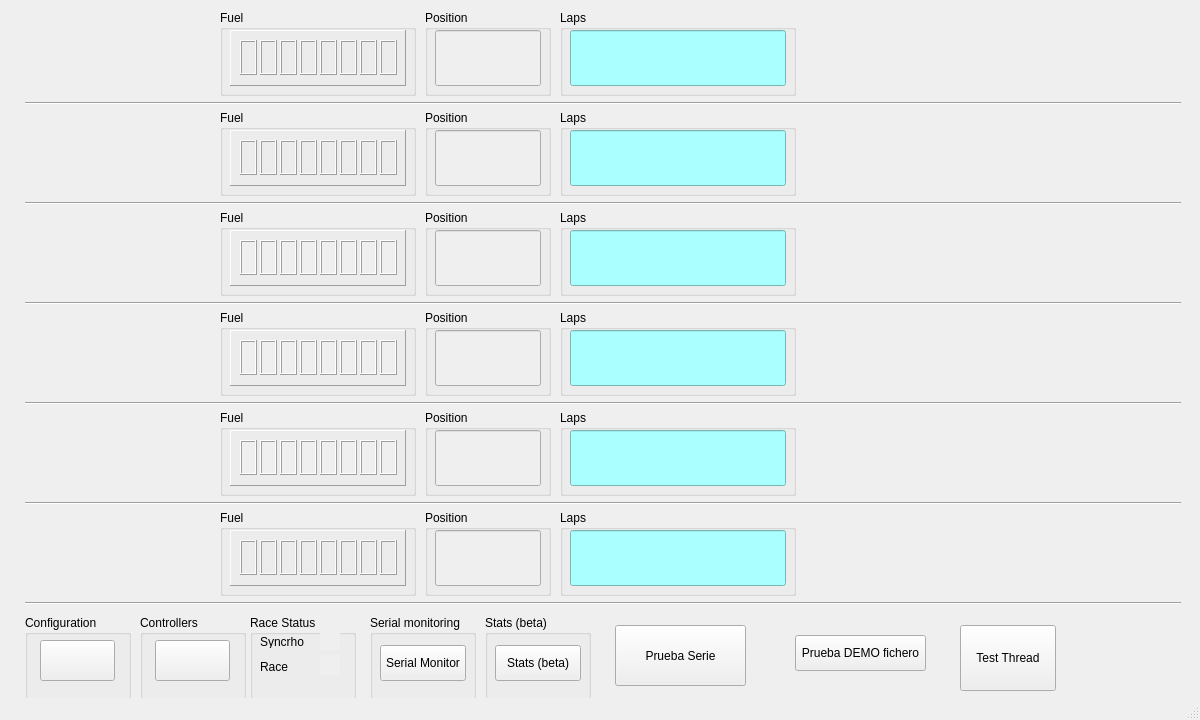
Above: src/mainwindow.ui from frechilla/qslotracing before the change. Below: the same form after it.
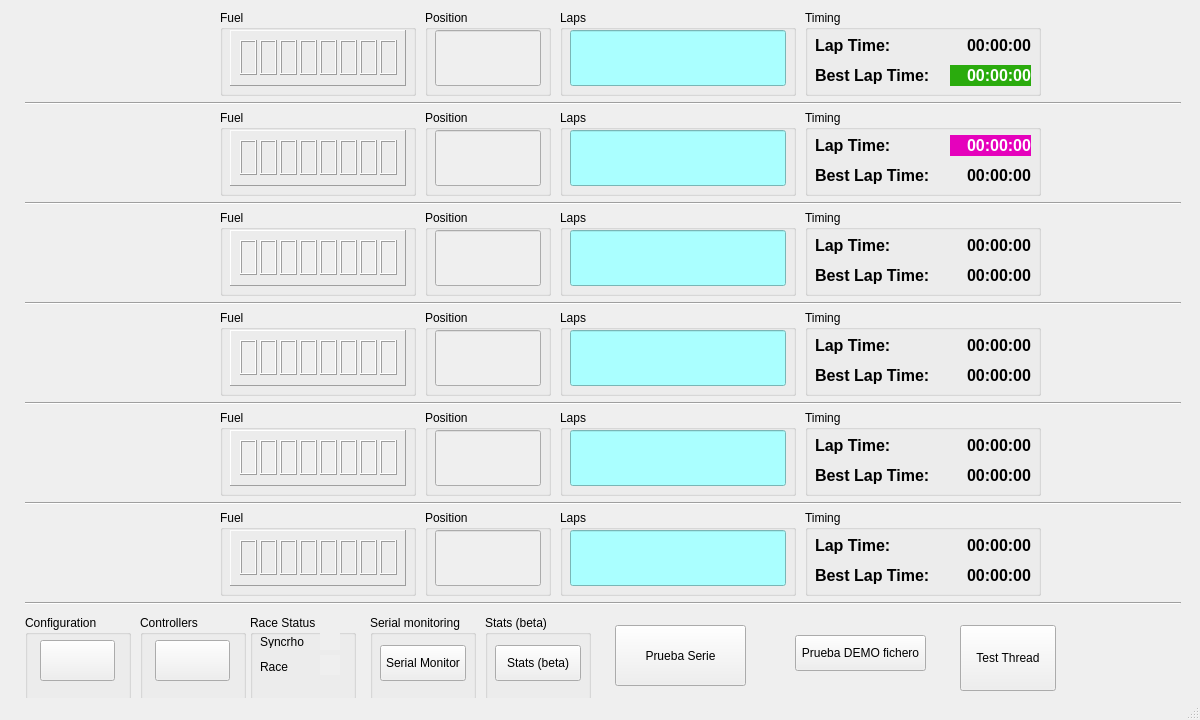
That is the form after the change. Icons and pictures are not drawn.

Commit message: WIP: timing decoding in progress...

What changed in the file:
```diff
--- a/src/mainwindow.ui
+++ b/src/mainwindow.ui
@@ -2150,6 +2150,638 @@
      <string>Test Thread</string>
     </property>
    </widget>
+   <widget class="QGroupBox" name="groupBox_24">
+    <property name="geometry">
+     <rect>
+      <x>805</x>
+      <y>10</y>
+      <width>236</width>
+      <height>86</height>
+     </rect>
+    </property>
+    <property name="title">
+     <string>Timing</string>
+    </property>
+    <widget class="QLabel" name="label_3">
+     <property name="geometry">
+      <rect>
+       <x>10</x>
+       <y>25</y>
+       <width>86</width>
+       <height>21</height>
+      </rect>
+     </property>
+     <property name="font">
+      <font>
+       <family>Arial</family>
+       <pointsize>12</pointsize>
+       <weight>75</weight>
+       <bold>true</bold>
+      </font>
+     </property>
+     <property name="text">
+      <string>Lap Time:</string>
+     </property>
+    </widget>
+    <widget class="QLabel" name="label_4">
+     <property name="geometry">
+      <rect>
+       <x>10</x>
+       <y>55</y>
+       <width>121</width>
+       <height>21</height>
+      </rect>
+     </property>
+     <property name="font">
+      <font>
+       <family>Arial</family>
+       <pointsize>12</pointsize>
+       <weight>75</weight>
+       <bold>true</bold>
+      </font>
+     </property>
+     <property name="text">
+      <string>Best Lap Time:</string>
+     </property>
+    </widget>
+    <widget class="QLabel" name="labelBest1">
+     <property name="geometry">
+      <rect>
+       <x>145</x>
+       <y>55</y>
+       <width>81</width>
+       <height>21</height>
+      </rect>
+     </property>
+     <property name="font">
+      <font>
+       <family>Arial</family>
+       <pointsize>12</pointsize>
+       <weight>75</weight>
+       <bold>true</bold>
+      </font>
+     </property>
+     <property name="styleSheet">
+      <string notr="true">background-color: rgb(42, 171, 13);
+color: rgb(255, 255, 255);</string>
+     </property>
+     <property name="text">
+      <string>00:00:00</string>
+     </property>
+     <property name="alignment">
+      <set>Qt::AlignRight|Qt::AlignTrailing|Qt::AlignVCenter</set>
+     </property>
+     <property name="margin">
+      <number>2</number>
+     </property>
+    </widget>
+    <widget class="QLabel" name="labelTime1">
+     <property name="geometry">
+      <rect>
+       <x>145</x>
+       <y>25</y>
+       <width>81</width>
+       <height>21</height>
+      </rect>
+     </property>
+     <property name="font">
+      <font>
+       <family>Arial</family>
+       <pointsize>12</pointsize>
+       <weight>75</weight>
+       <bold>true</bold>
+      </font>
+     </property>
+     <property name="text">
+      <string>00:00:00</string>
+     </property>
+     <property name="alignment">
+      <set>Qt::AlignRight|Qt::AlignTrailing|Qt::AlignVCenter</set>
+     </property>
+    </widget>
+   </widget>
+   <widget class="QGroupBox" name="groupBox_25">
+    <property name="geometry">
+     <rect>
+      <x>805</x>
+      <y>110</y>
+      <width>236</width>
+      <height>86</height>
+     </rect>
+    </property>
+    <property name="title">
+     <string>Timing</string>
+    </property>
+    <widget class="QLabel" name="label_5">
+     <property name="geometry">
+      <rect>
+       <x>10</x>
+       <y>25</y>
+       <width>86</width>
+       <height>21</height>
+      </rect>
+     </property>
+     <property name="font">
+      <font>
+       <family>Arial</family>
+       <pointsize>12</pointsize>
+       <weight>75</weight>
+       <bold>true</bold>
+      </font>
+     </property>
+     <property name="text">
+      <string>Lap Time:</string>
+     </property>
+    </widget>
+    <widget class="QLabel" name="label_6">
+     <property name="geometry">
+      <rect>
+       <x>10</x>
+       <y>55</y>
+       <width>121</width>
+       <height>21</height>
+      </rect>
+     </property>
+     <property name="font">
+      <font>
+       <family>Arial</family>
+       <pointsize>12</pointsize>
+       <weight>75</weight>
+       <bold>true</bold>
+      </font>
+     </property>
+     <property name="text">
+      <string>Best Lap Time:</string>
+     </property>
+    </widget>
+    <widget class="QLabel" name="labelBest2">
+     <property name="geometry">
+      <rect>
+       <x>145</x>
+       <y>55</y>
+       <width>81</width>
+       <height>21</height>
+      </rect>
+     </property>
+     <property name="font">
+      <font>
+       <family>Arial</family>
+       <pointsize>12</pointsize>
+       <weight>75</weight>
+       <bold>true</bold>
+      </font>
+     </property>
+     <property name="text">
+      <string>00:00:00</string>
+     </property>
+     <property name="alignment">
+      <set>Qt::AlignRight|Qt::AlignTrailing|Qt::AlignVCenter</set>
+     </property>
+    </widget>
+    <widget class="QLabel" name="labelTime2">
+     <property name="geometry">
+      <rect>
+       <x>145</x>
+       <y>25</y>
+       <width>81</width>
+       <height>21</height>
+      </rect>
+     </property>
+     <property name="font">
+      <font>
+       <family>Arial</family>
+       <pointsize>12</pointsize>
+       <weight>75</weight>
+       <bold>true</bold>
+      </font>
+     </property>
+     <property name="styleSheet">
+      <string notr="true">background-color: rgb(229, 2, 188);
+color: rgb(255, 255, 255);</string>
+     </property>
+     <property name="text">
+      <string>00:00:00</string>
+     </property>
+     <property name="alignment">
+      <set>Qt::AlignRight|Qt::AlignTrailing|Qt::AlignVCenter</set>
+     </property>
+     <property name="margin">
+      <number>2</number>
+     </property>
+    </widget>
+   </widget>
+   <widget class="QGroupBox" name="groupBox_26">
+    <property name="geometry">
+     <rect>
+      <x>805</x>
+      <y>210</y>
+      <width>236</width>
+      <height>86</height>
+     </rect>
+    </property>
+    <property name="title">
+     <string>Timing</string>
+    </property>
+    <widget class="QLabel" name="label_7">
+     <property name="geometry">
+      <rect>
+       <x>10</x>
+       <y>25</y>
+       <width>86</width>
+       <height>21</height>
+      </rect>
+     </property>
+     <property name="font">
+      <font>
+       <family>Arial</family>
+       <pointsize>12</pointsize>
+       <weight>75</weight>
+       <bold>true</bold>
+      </font>
+     </property>
+     <property name="text">
+      <string>Lap Time:</string>
+     </property>
+    </widget>
+    <widget class="QLabel" name="label_8">
+     <property name="geometry">
+      <rect>
+       <x>10</x>
+       <y>55</y>
+       <width>121</width>
+       <height>21</height>
+      </rect>
+     </property>
+     <property name="font">
+      <font>
+       <family>Arial</family>
+       <pointsize>12</pointsize>
+       <weight>75</weight>
+       <bold>true</bold>
+      </font>
+     </property>
+     <property name="text">
+      <string>Best Lap Time:</string>
+     </property>
+    </widget>
+    <widget class="QLabel" name="labelBest3">
+     <property name="geometry">
+      <rect>
+       <x>145</x>
+       <y>55</y>
+       <width>81</width>
+       <height>21</height>
+      </rect>
+     </property>
+     <property name="font">
+      <font>
+       <family>Arial</family>
+       <pointsize>12</pointsize>
+       <weight>75</weight>
+       <bold>true</bold>
+      </font>
+     </property>
+     <property name="text">
+      <string>00:00:00</string>
+     </property>
+     <property name="alignment">
+      <set>Qt::AlignRight|Qt::AlignTrailing|Qt::AlignVCenter</set>
+     </property>
+    </widget>
+    <widget class="QLabel" name="labelTime3">
+     <property name="geometry">
+      <rect>
+       <x>145</x>
+       <y>25</y>
+       <width>81</width>
+       <height>21</height>
+      </rect>
+     </property>
+     <property name="font">
+      <font>
+       <family>Arial</family>
+       <pointsize>12</pointsize>
+       <weight>75</weight>
+       <bold>true</bold>
+      </font>
+     </property>
+     <property name="text">
+      <string>00:00:00</string>
+     </property>
+     <property name="alignment">
+      <set>Qt::AlignRight|Qt::AlignTrailing|Qt::AlignVCenter</set>
+     </property>
+    </widget>
+   </widget>
+   <widget class="QGroupBox" name="groupBox_27">
+    <property name="geometry">
+     <rect>
+      <x>805</x>
+      <y>310</y>
+      <width>236</width>
+      <height>86</height>
+     </rect>
+    </property>
+    <property name="title">
+     <string>Timing</string>
+    </property>
+    <widget class="QLabel" name="label_9">
+     <property name="geometry">
+      <rect>
+       <x>10</x>
+       <y>25</y>
+       <width>86</width>
+       <height>21</height>
+      </rect>
+     </property>
+     <property name="font">
+      <font>
+       <family>Arial</family>
+       <pointsize>12</pointsize>
+       <weight>75</weight>
+       <bold>true</bold>
+      </font>
+     </property>
+     <property name="text">
+      <string>Lap Time:</string>
+     </property>
+    </widget>
+    <widget class="QLabel" name="label_10">
+     <property name="geometry">
+      <rect>
+       <x>10</x>
+       <y>55</y>
+       <width>121</width>
+       <height>21</height>
+      </rect>
+     </property>
+     <property name="font">
+      <font>
+       <family>Arial</family>
+       <pointsize>12</pointsize>
+       <weight>75</weight>
+       <bold>true</bold>
+      </font>
+     </property>
+     <property name="text">
+      <string>Best Lap Time:</string>
+     </property>
+    </widget>
+    <widget class="QLabel" name="labelBest4">
+     <property name="geometry">
+      <rect>
+       <x>145</x>
+       <y>55</y>
+       <width>81</width>
+       <height>21</height>
+      </rect>
+     </property>
+     <property name="font">
+      <font>
+       <family>Arial</family>
+       <pointsize>12</pointsize>
+       <weight>75</weight>
+       <bold>true</bold>
+      </font>
+     </property>
+     <property name="text">
+      <string>00:00:00</string>
+     </property>
+     <property name="alignment">
+      <set>Qt::AlignRight|Qt::AlignTrailing|Qt::AlignVCenter</set>
+     </property>
+    </widget>
+    <widget class="QLabel" name="labelTime4">
+     <property name="geometry">
+      <rect>
+       <x>145</x>
+       <y>25</y>
+       <width>81</width>
+       <height>21</height>
+      </rect>
+     </property>
+     <property name="font">
+      <font>
+       <family>Arial</family>
+       <pointsize>12</pointsize>
+       <weight>75</weight>
+       <bold>true</bold>
+      </font>
+     </property>
+     <property name="text">
+      <string>00:00:00</string>
+     </property>
+     <property name="alignment">
+      <set>Qt::AlignRight|Qt::AlignTrailing|Qt::AlignVCenter</set>
+     </property>
+    </widget>
+   </widget>
+   <widget class="QGroupBox" name="groupBox_28">
+    <property name="geometry">
+     <rect>
+      <x>805</x>
+      <y>410</y>
+      <width>236</width>
+      <height>86</height>
+     </rect>
+    </property>
+    <property name="title">
+     <string>Timing</string>
+    </property>
+    <widget class="QLabel" name="label_11">
+     <property name="geometry">
+      <rect>
+       <x>10</x>
+       <y>25</y>
+       <width>86</width>
+       <height>21</height>
+      </rect>
+     </property>
+     <property name="font">
+      <font>
+       <family>Arial</family>
+       <pointsize>12</pointsize>
+       <weight>75</weight>
+       <bold>true</bold>
+      </font>
+     </property>
+     <property name="text">
+      <string>Lap Time:</string>
+     </property>
+    </widget>
+    <widget class="QLabel" name="label_12">
+     <property name="geometry">
+      <rect>
+       <x>10</x>
+       <y>55</y>
+       <width>121</width>
+       <height>21</height>
+      </rect>
+     </property>
+     <property name="font">
+      <font>
+       <family>Arial</family>
+       <pointsize>12</pointsize>
+       <weight>75</weight>
+       <bold>true</bold>
+      </font>
+     </property>
+     <property name="text">
+      <string>Best Lap Time:</string>
+     </property>
+    </widget>
+    <widget class="QLabel" name="labelBest5">
+     <property name="geometry">
+      <rect>
+       <x>145</x>
+       <y>55</y>
+       <width>81</width>
+       <height>21</height>
+      </rect>
+     </property>
+     <property name="font">
+      <font>
+       <family>Arial</family>
+       <pointsize>12</pointsize>
+       <weight>75</weight>
+       <bold>true</bold>
+      </font>
+     </property>
+     <property name="text">
+      <string>00:00:00</string>
+     </property>
+     <property name="alignment">
+      <set>Qt::AlignRight|Qt::AlignTrailing|Qt::AlignVCenter</set>
+     </property>
+    </widget>
+    <widget class="QLabel" name="labelTime5">
+     <property name="geometry">
+      <rect>
+       <x>145</x>
+       <y>25</y>
+       <width>81</width>
+       <height>21</height>
+      </rect>
+     </property>
+     <property name="font">
+      <font>
+       <family>Arial</family>
+       <pointsize>12</pointsize>
+       <weight>75</weight>
+       <bold>true</bold>
+      </font>
+     </property>
+     <property name="text">
+      <string>00:00:00</string>
+     </property>
+     <property name="alignment">
+      <set>Qt::AlignRight|Qt::AlignTrailing|Qt::AlignVCenter</set>
+     </property>
+    </widget>
+   </widget>
+   <widget class="QGroupBox" name="groupBox_29">
+    <property name="geometry">
+     <rect>
+      <x>805</x>
+      <y>510</y>
+      <width>236</width>
+      <height>86</height>
+     </rect>
+    </property>
+    <property name="title">
+     <string>Timing</string>
+    </property>
+    <widget class="QLabel" name="label_13">
+     <property name="geometry">
+      <rect>
+       <x>10</x>
+       <y>25</y>
+       <width>86</width>
+       <height>21</height>
+      </rect>
+     </property>
+     <property name="font">
+      <font>
+       <family>Arial</family>
+       <pointsize>12</pointsize>
+       <weight>75</weight>
+       <bold>true</bold>
+      </font>
+     </property>
+     <property name="text">
+      <string>Lap Time:</string>
+     </property>
+    </widget>
+    <widget class="QLabel" name="label_14">
+     <property name="geometry">
+      <rect>
+       <x>10</x>
+       <y>55</y>
+       <width>121</width>
+       <height>21</height>
+      </rect>
+     </property>
+     <property name="font">
+      <font>
+       <family>Arial</family>
+       <pointsize>12</pointsize>
+       <weight>75</weight>
+       <bold>true</bold>
+      </font>
+     </property>
+     <property name="text">
+      <string>Best Lap Time:</string>
+     </property>
+    </widget>
+    <widget class="QLabel" name="labelBest6">
+     <property name="geometry">
+      <rect>
+       <x>145</x>
+       <y>55</y>
+       <width>81</width>
+       <height>21</height>
+      </rect>
+     </property>
+     <property name="font">
+      <font>
+       <family>Arial</family>
+       <pointsize>12</pointsize>
+       <weight>75</weight>
+       <bold>true</bold>
+      </font>
+     </property>
+     <property name="text">
+      <string>00:00:00</string>
+     </property>
+     <property name="alignment">
+      <set>Qt::AlignRight|Qt::AlignTrailing|Qt::AlignVCenter</set>
+     </property>
+    </widget>
+    <widget class="QLabel" name="labelTime6">
+     <property name="geometry">
+      <rect>
+       <x>145</x>
+       <y>25</y>
+       <width>81</width>
+       <height>21</height>
+      </rect>
+     </property>
+     <property name="font">
+      <font>
+       <family>Arial</family>
+       <pointsize>12</pointsize>
+       <weight>75</weight>
+       <bold>true</bold>
+      </font>
+     </property>
+     <property name="text">
+      <string>00:00:00</string>
+     </property>
+     <property name="alignment">
+      <set>Qt::AlignRight|Qt::AlignTrailing|Qt::AlignVCenter</set>
+     </property>
+    </widget>
+   </widget>
   </widget>
   <widget class="QStatusBar" name="statusBar"/>
  </widget>
```
The commit also changes 6 other files.
